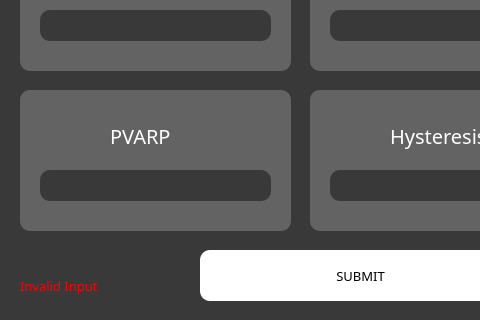
Qt form AAI.ui (shahm58/PaceMakerGroup37) before a commit; both pictures show x 0 to 480 and y 350 to 670 of the 900 by 670 pixel window.
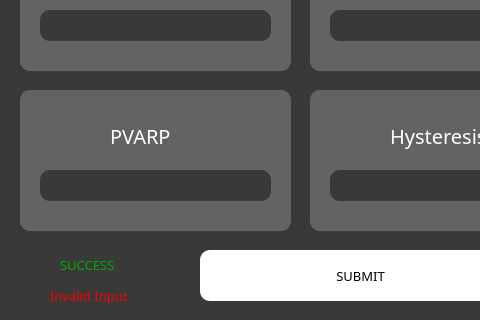
The same form after that commit.

Patch:
```diff
--- a/AAI.ui
+++ b/AAI.ui
@@ -617,8 +617,8 @@
   <widget class="QLabel" name="INVALID">
    <property name="geometry">
     <rect>
-     <x>20</x>
-     <y>620</y>
+     <x>50</x>
+     <y>630</y>
      <width>101</width>
      <height>31</height>
     </rect>
@@ -659,6 +659,28 @@
     <string>SUBMIT</string>
    </property>
   </widget>
+  <widget class="QLabel" name="SUCCESS">
+   <property name="geometry">
+    <rect>
+     <x>60</x>
+     <y>600</y>
+     <width>71</width>
+     <height>31</height>
+    </rect>
+   </property>
+   <property name="font">
+    <font>
+     <family>Franklin Gothic Book</family>
+     <pointsize>10</pointsize>
+    </font>
+   </property>
+   <property name="styleSheet">
+    <string notr="true">color:rgb(255, 0, 0)</string>
+   </property>
+   <property name="text">
+    <string>&lt;html&gt;&lt;head/&gt;&lt;body&gt;&lt;p&gt;&lt;span style=&quot; color:#00aa00;&quot;&gt;SUCCESS&lt;/span&gt;&lt;/p&gt;&lt;/body&gt;&lt;/html&gt;</string>
+   </property>
+  </widget>
   <zorder>graphicsView_12</zorder>
   <zorder>graphicsView_11</zorder>
   <zorder>graphicsView_10</zorder>
```
Left out of the diff: 1 changed line with no effect on the pictures.
